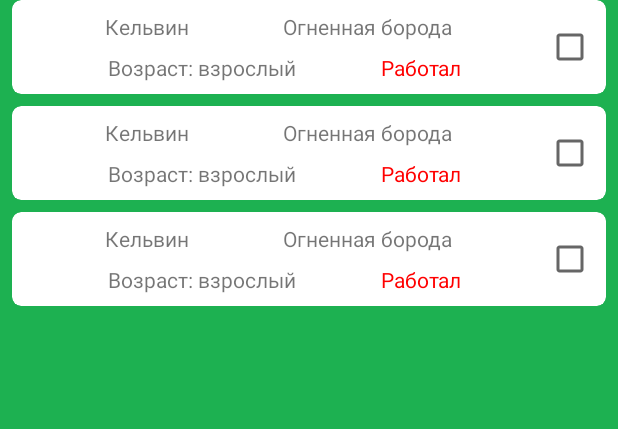
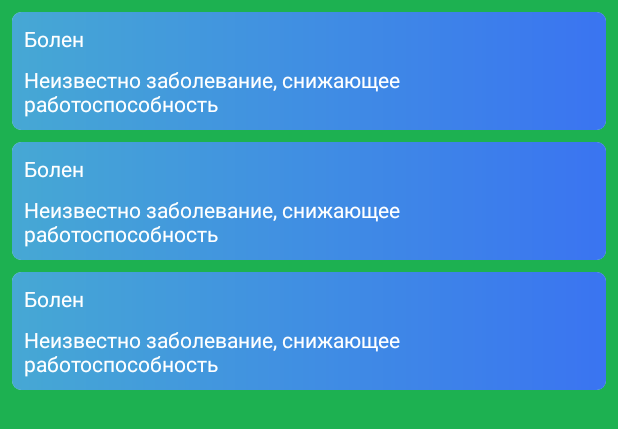
Before and after one commit to AlDtoll/Hutorok, an Android app: the layout fragment_builds.xml on its own in the app's theme, with its tools: preview values and no code run, on a phone screen of 412 x 824 dp. Shown: the top 429 px of the screen. Run offline under Robolectric (Android 15) with nearby library versions, the phone set to English and light mode, and no system bars.

Commit message:
H-23. Change colors and layouts

```diff
--- a/app/src/main/java/com/example/hutorok/screen/TaskAdapter.kt
+++ b/app/src/main/java/com/example/hutorok/screen/TaskAdapter.kt
@@ -47,9 +47,9 @@ class TaskAdapter(
 
     private fun selectColor(item: Task): Int {
         return when (item.type) {
-            Task.Type.WORK -> R.color.brown
-            Task.Type.BUILD -> R.color.dark_brown
-            Task.Type.PERSON -> R.color.blue
+            Task.Type.WORK -> R.color.light_green_background_color
+            Task.Type.BUILD -> R.color.green_background_color
+            Task.Type.PERSON -> R.color.light_blue_background_color
         }
     }
 
--- /dev/null
+++ b/app/src/main/res/drawable/blue_gradient.xml
@@ -0,0 +1,8 @@
+<?xml version="1.0" encoding="utf-8"?>
+<shape xmlns:android="http://schemas.android.com/apk/res/android">
+    <gradient
+            android:angle="0"
+            android:endColor="#3A74F1"
+            android:startColor="#46A8D4"
+            android:type="linear" />
+</shape>
--- a/app/src/main/res/layout/activity_main.xml
+++ b/app/src/main/res/layout/activity_main.xml
@@ -3,7 +3,7 @@
         xmlns:app="http://schemas.android.com/apk/res-auto"
         android:layout_width="match_parent"
         android:layout_height="match_parent"
-        android:background="@color/green"
+        android:background="@color/light_background_color"
         android:orientation="vertical">
 
     <com.google.android.material.appbar.AppBarLayout
--- a/app/src/main/res/layout/fragment_builds.xml
+++ b/app/src/main/res/layout/fragment_builds.xml
@@ -1,20 +1,21 @@
 <?xml version="1.0" encoding="utf-8"?>
-<androidx.constraintlayout.widget.ConstraintLayout
-        xmlns:android="http://schemas.android.com/apk/res/android"
-        xmlns:tools="http://schemas.android.com/tools" xmlns:app="http://schemas.android.com/apk/res-auto"
-        android:orientation="vertical"
+<androidx.constraintlayout.widget.ConstraintLayout xmlns:android="http://schemas.android.com/apk/res/android"
+        xmlns:app="http://schemas.android.com/apk/res-auto"
+        xmlns:tools="http://schemas.android.com/tools"
         android:layout_width="match_parent"
         android:layout_height="match_parent"
+        android:orientation="vertical"
         tools:background="@color/green">
 
     <androidx.recyclerview.widget.RecyclerView
-            app:layout_constraintStart_toStartOf="parent"
-            app:layout_constraintEnd_toEndOf="parent"
-            app:layout_constraintTop_toTopOf="parent"
-            app:layout_constraintBottom_toBottomOf="parent"
             android:id="@+id/statusesList"
             android:layout_width="match_parent"
             android:layout_height="0dp"
-            tools:listitem="@layout/worker_item"/>
+            android:layout_marginTop="@dimen/padding_small"
+            app:layout_constraintBottom_toBottomOf="parent"
+            app:layout_constraintEnd_toEndOf="parent"
+            app:layout_constraintStart_toStartOf="parent"
+            app:layout_constraintTop_toTopOf="parent"
+            tools:listitem="@layout/status_item" />
 
 </androidx.constraintlayout.widget.ConstraintLayout>
--- a/app/src/main/res/layout/fragment_tasks.xml
+++ b/app/src/main/res/layout/fragment_tasks.xml
@@ -10,12 +10,12 @@
     <androidx.recyclerview.widget.RecyclerView
             app:layout_constraintStart_toStartOf="parent"
             app:layout_constraintEnd_toEndOf="parent"
+            android:layout_marginTop="@dimen/padding_small"
             app:layout_constraintTop_toTopOf="parent"
             app:layout_constraintBottom_toBottomOf="parent"
             android:id="@+id/tasksList"
             android:layout_width="match_parent"
             android:layout_height="0dp"
-            tools:listitem="@layout/worker_item"/>
-
+            tools:listitem="@layout/task_item" />
 
 </androidx.constraintlayout.widget.ConstraintLayout>
--- a/app/src/main/res/layout/fragment_worker_info.xml
+++ b/app/src/main/res/layout/fragment_worker_info.xml
@@ -13,7 +13,7 @@
             android:id="@+id/topCard"
             android:layout_width="match_parent"
             android:layout_height="match_parent"
-            android:background="@color/blue"
+            android:background="@color/dark_background_color"
             app:layout_constraintBottom_toBottomOf="parent"
             app:layout_constraintEnd_toEndOf="parent"
             app:layout_constraintStart_toStartOf="parent"
--- a/app/src/main/res/layout/status_item.xml
+++ b/app/src/main/res/layout/status_item.xml
@@ -10,38 +10,42 @@
         android:layout_marginRight="@dimen/padding_small"
         android:layout_marginBottom="@dimen/padding_small"
         android:orientation="vertical"
-                                   app:cardBackgroundColor="@color/cardview_light_background"
         app:cardCornerRadius="6dp"
         app:cardElevation="0dp"
         app:cardUseCompatPadding="false">
 
-    <androidx.constraintlayout.widget.ConstraintLayout android:layout_width="wrap_content"
-                                                       android:layout_height="wrap_content">
+    <androidx.constraintlayout.widget.ConstraintLayout
+            android:layout_width="match_parent"
+            android:layout_height="match_parent"
+            android:background="@drawable/blue_gradient">
+
         <TextView
                 android:id="@+id/name"
                 android:layout_width="wrap_content"
                 android:layout_height="wrap_content"
+                android:layout_marginStart="@dimen/padding_small"
                 android:layout_marginTop="@dimen/padding_small"
-                tools:text="Болен"
-                android:layout_marginStart="@dimen/padding_small"
-                android:layout_marginLeft="@dimen/padding_small"
+                android:textColor="@color/white"
+                app:layout_constraintBottom_toTopOf="@id/description"
                 app:layout_constraintStart_toStartOf="parent"
+
                 app:layout_constraintTop_toTopOf="parent"
-                app:layout_constraintBottom_toTopOf="@id/description"
-        />
+                tools:text="Болен" />
 
         <TextView
                 android:id="@+id/description"
-                android:layout_width="wrap_content"
+                android:layout_width="0dp"
                 android:layout_height="wrap_content"
+                android:layout_marginStart="@dimen/padding_small"
+                android:layout_marginTop="@dimen/padding_small"
+                android:layout_marginEnd="@dimen/padding_small"
+                android:layout_marginBottom="@dimen/padding_small"
+                android:textColor="@color/white"
                 app:layout_constraintBottom_toBottomOf="parent"
+                app:layout_constraintEnd_toEndOf="parent"
                 app:layout_constraintStart_toStartOf="parent"
-                android:layout_marginTop="@dimen/padding_small"
                 app:layout_constraintTop_toBottomOf="@id/name"
-                android:layout_marginStart="@dimen/padding_small"
-                android:layout_marginLeft="@dimen/padding_small"
-                android:layout_marginBottom="@dimen/padding_small"
-                tools:text="Неизвестно заболевание, снижающее работоспособность"/>
+                tools:text="Неизвестно заболевание, снижающее работоспособность" />
 
     </androidx.constraintlayout.widget.ConstraintLayout>
 
--- a/app/src/main/res/layout/task_item.xml
+++ b/app/src/main/res/layout/task_item.xml
@@ -11,7 +11,6 @@
                                    android:layout_marginRight="@dimen/padding_small"
                                    android:layout_marginBottom="@dimen/padding_small"
                                    android:orientation="vertical"
-                                   app:cardBackgroundColor="@color/cardview_light_background"
                                    app:cardCornerRadius="6dp"
                                    app:cardElevation="0dp"
                                    app:cardUseCompatPadding="false">
@@ -25,7 +24,6 @@
                 android:layout_marginTop="@dimen/padding_small"
                 tools:text="Добыть строительной древесины"
                 android:layout_marginStart="@dimen/padding_small"
-                android:layout_marginLeft="@dimen/padding_small"
                 app:layout_constraintStart_toStartOf="parent"
                 app:layout_constraintTop_toTopOf="parent"
                 app:layout_constraintBottom_toTopOf="@id/description"
@@ -40,7 +38,6 @@
                 android:layout_marginTop="@dimen/padding_small"
                 app:layout_constraintTop_toBottomOf="@id/name"
                 android:layout_marginStart="@dimen/padding_small"
-                android:layout_marginLeft="@dimen/padding_small"
                 android:layout_marginBottom="@dimen/padding_small"
                 tools:text="Крепкие стволы пригодные для строительства"/>
 
--- a/app/src/main/res/layout/worker_item.xml
+++ b/app/src/main/res/layout/worker_item.xml
@@ -10,26 +10,25 @@
         android:layout_marginRight="@dimen/padding_small"
         android:layout_marginBottom="@dimen/padding_small"
         android:orientation="vertical"
-                                   app:cardBackgroundColor="@color/cardview_light_background"
         app:cardCornerRadius="6dp"
         app:cardElevation="0dp"
         app:cardUseCompatPadding="false">
 
-    <androidx.constraintlayout.widget.ConstraintLayout android:layout_width="match_parent"
+    <androidx.constraintlayout.widget.ConstraintLayout
+            android:layout_width="match_parent"
             android:layout_height="wrap_content">
+
         <TextView
                 android:id="@+id/name"
                 android:layout_width="wrap_content"
                 android:layout_height="wrap_content"
+                android:layout_marginStart="@dimen/padding_small"
                 android:layout_marginTop="@dimen/padding_small"
-                tools:text="Кельвин"
-                android:layout_marginStart="@dimen/padding_small"
-                android:layout_marginLeft="@dimen/padding_small"
+                app:layout_constraintBottom_toTopOf="@id/age"
                 app:layout_constraintEnd_toStartOf="@+id/nickname"
                 app:layout_constraintStart_toStartOf="parent"
                 app:layout_constraintTop_toTopOf="parent"
-                app:layout_constraintBottom_toTopOf="@id/age"
-        />
+                tools:text="Кельвин" />
 
         <TextView
                 android:id="@+id/nickname"
@@ -37,50 +36,47 @@
                 android:layout_height="wrap_content"
                 android:layout_marginStart="@dimen/padding_small"
                 android:layout_marginLeft="@dimen/padding_small"
-                app:layout_constraintTop_toTopOf="@+id/name"
-                app:layout_constraintStart_toEndOf="@+id/name"
-                app:layout_constraintEnd_toStartOf="@+id/checkbox"
                 android:layout_marginEnd="@dimen/padding_small"
                 android:layout_marginRight="@dimen/padding_small"
                 app:layout_constraintBottom_toBottomOf="@id/name"
-                tools:text="Огненная борода"/>
+                app:layout_constraintEnd_toStartOf="@+id/checkbox"
+                app:layout_constraintStart_toEndOf="@+id/name"
+                app:layout_constraintTop_toTopOf="@+id/name"
+                tools:text="Огненная борода" />
 
         <TextView
                 android:id="@+id/age"
                 android:layout_width="wrap_content"
                 android:layout_height="wrap_content"
+                android:layout_marginStart="@dimen/padding_small"
+                android:layout_marginTop="@dimen/padding_small"
+                android:layout_marginBottom="@dimen/padding_small"
                 app:layout_constraintBottom_toBottomOf="parent"
+                app:layout_constraintEnd_toStartOf="@+id/importantStatuses"
                 app:layout_constraintStart_toStartOf="parent"
-                android:layout_marginTop="@dimen/padding_small"
                 app:layout_constraintTop_toBottomOf="@id/name"
-                app:layout_constraintEnd_toStartOf="@+id/importantStatuses"
-                android:layout_marginStart="@dimen/padding_small"
-                android:layout_marginLeft="@dimen/padding_small"
-                android:layout_marginBottom="@dimen/padding_small"
-                tools:text="Возраст: взрослый"/>
+                tools:text="Возраст: взрослый" />
 
         <TextView
                 android:id="@+id/importantStatuses"
                 android:layout_width="wrap_content"
+                android:layout_height="wrap_content"
                 android:textColor="@color/red"
-                android:layout_height="wrap_content"
+                app:layout_constraintBottom_toBottomOf="@id/age"
+                app:layout_constraintEnd_toStartOf="@+id/checkbox"
                 app:layout_constraintStart_toEndOf="@+id/age"
-                app:layout_constraintEnd_toStartOf="@+id/checkbox"
-                app:layout_constraintBottom_toBottomOf="@id/age"
-                tools:text="Работал"/>
+                tools:text="Работал" />
 
         <CheckBox
                 android:id="@+id/checkbox"
                 android:layout_width="wrap_content"
                 android:layout_height="wrap_content"
                 android:layout_marginEnd="@dimen/padding_small"
-                android:layout_marginRight="@dimen/padding_small"
+                android:visibility="gone"
+                app:layout_constraintBottom_toBottomOf="parent"
                 app:layout_constraintEnd_toEndOf="parent"
                 app:layout_constraintTop_toTopOf="parent"
-                app:layout_constraintBottom_toBottomOf="parent"
-                android:visibility="gone"
-                tools:visibility="visible"
-        />
+                tools:visibility="visible" />
 
     </androidx.constraintlayout.widget.ConstraintLayout>
 
--- a/app/src/main/res/values/colors.xml
+++ b/app/src/main/res/values/colors.xml
@@ -1,7 +1,7 @@
 <?xml version="1.0" encoding="utf-8"?>
 <resources>
-    <color name="colorPrimary">#008577</color>
-    <color name="colorPrimaryDark">#00574B</color>
+    <color name="colorPrimary">#206dad</color>
+    <color name="colorPrimaryDark">#164F7A</color>
     <color name="colorAccent">#D81B60</color>
 
     <color name="green">#1db151</color>
@@ -10,4 +10,10 @@
     <color name="brown">#A75426</color>
     <color name="dark_brown">#612513</color>
     <color name="blue">#0B3368</color>
+
+    <color name="light_background_color">#F6F6F6</color>
+    <color name="dark_background_color">#4D000000</color>
+    <color name="light_green_background_color">#2681D39D</color>
+    <color name="green_background_color">#81D39D</color>
+    <color name="light_blue_background_color">#264C85FF</color>
 </resources>
```
Lines whose indentation alone changed are shown as unchanged.
